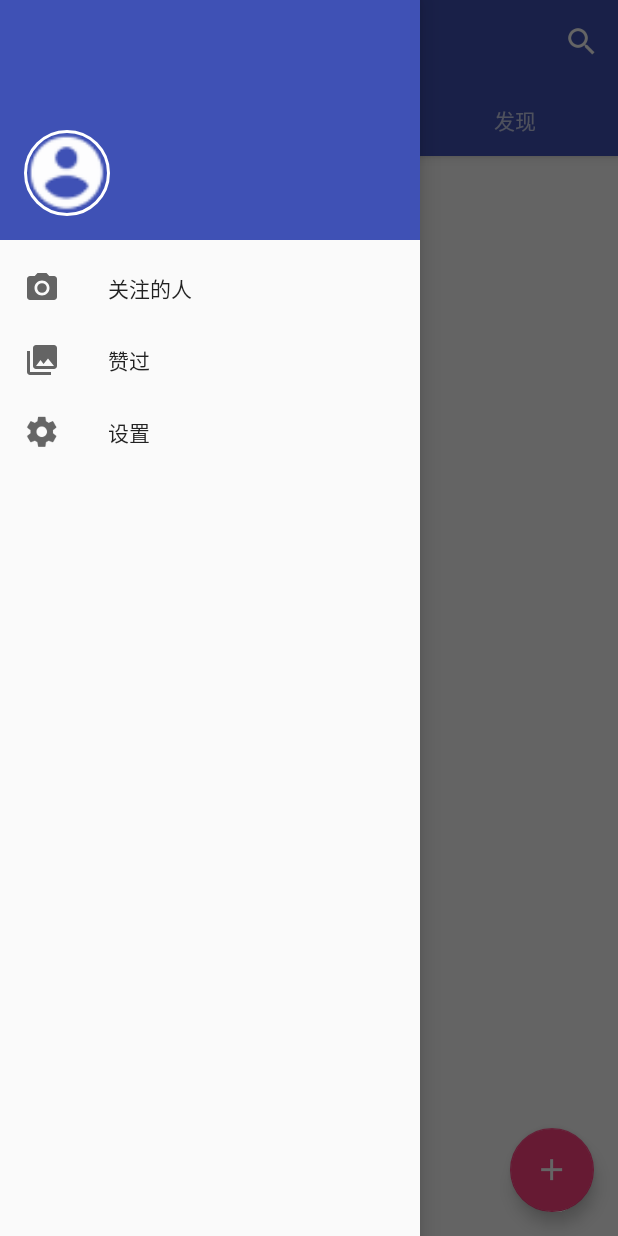
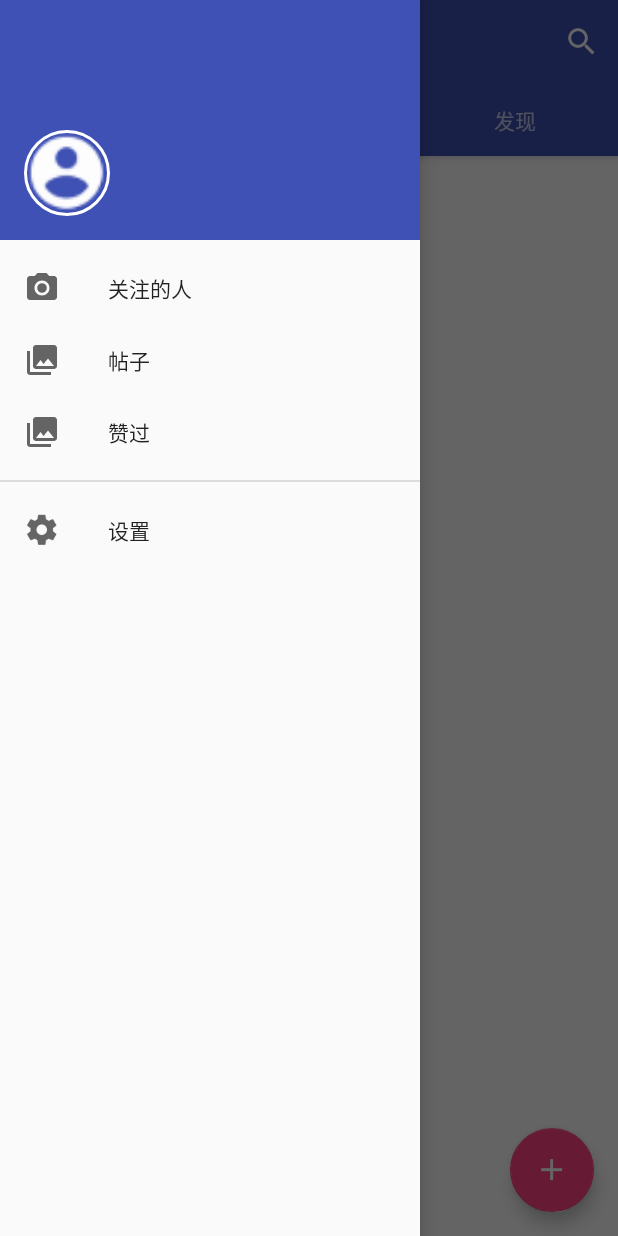
Before and after one commit to hiyangyue/Travel, an Android app: the MainActivity screen opened directly, with no data from a screen before it, with the side drawer open, on a phone screen of 412 x 824 dp. Run offline under Robolectric (Android 15) with nearby library versions, the phone set to English and light mode, and no system bars; our stand-ins replace ButterKnife, CircleImageView; libraries missing offline, so code that uses them is left out: com.arrownock.exception, com.arrownock.social, com.loopj.android, cz.msebera.android; pictures from the network do not load; 4 statements that could not run were skipped.

```diff
--- a/app/src/main/res/layout/activity_setting.xml
+++ b/app/src/main/res/layout/activity_setting.xml
@@ -13,7 +13,7 @@
         android:layout_height="wrap_content"
         android:background="?attr/colorPrimary"
         app:titleTextColor="@color/white"
-        app:popupTheme="@style/ThemeOverlay.AppCompat.Light"/>
+        app:theme="@style/ThemeOverlay.AppCompat.Dark.ActionBar" />
 
     <FrameLayout
         android:id="@+id/fragment_container"
--- a/app/src/main/res/layout/app_bar_main.xml
+++ b/app/src/main/res/layout/app_bar_main.xml
@@ -22,7 +22,8 @@
             android:id="@+id/tab_layout"
             android:layout_width="match_parent"
             android:layout_height="wrap_content"
-            app:tabIndicatorColor="@color/white" />
+            app:tabIndicatorColor="@color/white"
+            app:tabGravity="fill"/>
 
     </android.support.design.widget.AppBarLayout>
 
--- a/app/src/main/res/menu/activity_main_drawer.xml
+++ b/app/src/main/res/menu/activity_main_drawer.xml
@@ -3,20 +3,28 @@
 
     <group android:checkableBehavior="single">
         <item
-            android:id="@+id/nav_camera"
             android:icon="@drawable/ic_menu_camera"
             android:title="关注的人" />
+
         <item
-            android:id="@+id/nav_gallery"
+            android:icon="@drawable/ic_menu_gallery"
+            android:title="帖子" />
+
+        <item
             android:icon="@drawable/ic_menu_gallery"
             android:title="赞过" />
+
     </group>
 
-    <group >
+    <group
+        android:id="@+id/menu_bottom"
+        android:checkableBehavior="single">
         <item
             android:id="@+id/nav_setting"
             android:icon="@drawable/icon_setting"
             android:title="@string/setting" />
     </group>
 
+
+
 </menu>
--- a/app/src/main/res/values-v21/styles.xml
+++ b/app/src/main/res/values-v21/styles.xml
@@ -4,8 +4,7 @@
         <item name="colorPrimary">@color/colorPrimary</item>
         <item name="colorPrimaryDark">@color/colorPrimaryDark</item>
         <item name="colorAccent">@color/colorAccent</item>
-        <item name="android:windowDrawsSystemBarBackgrounds">true</item>
+        <!--<item name="android:windowDrawsSystemBarBackgrounds">true</item>-->
         <item name="android:statusBarColor">@android:color/transparent</item>
-        <!--<item name="colorControlNormal">@color/white</item>-->
     </style>
 </resources>
```
Also changed, not shown: app/src/main/res/layout/fragment_feed.xml (+0 -10 lines).
